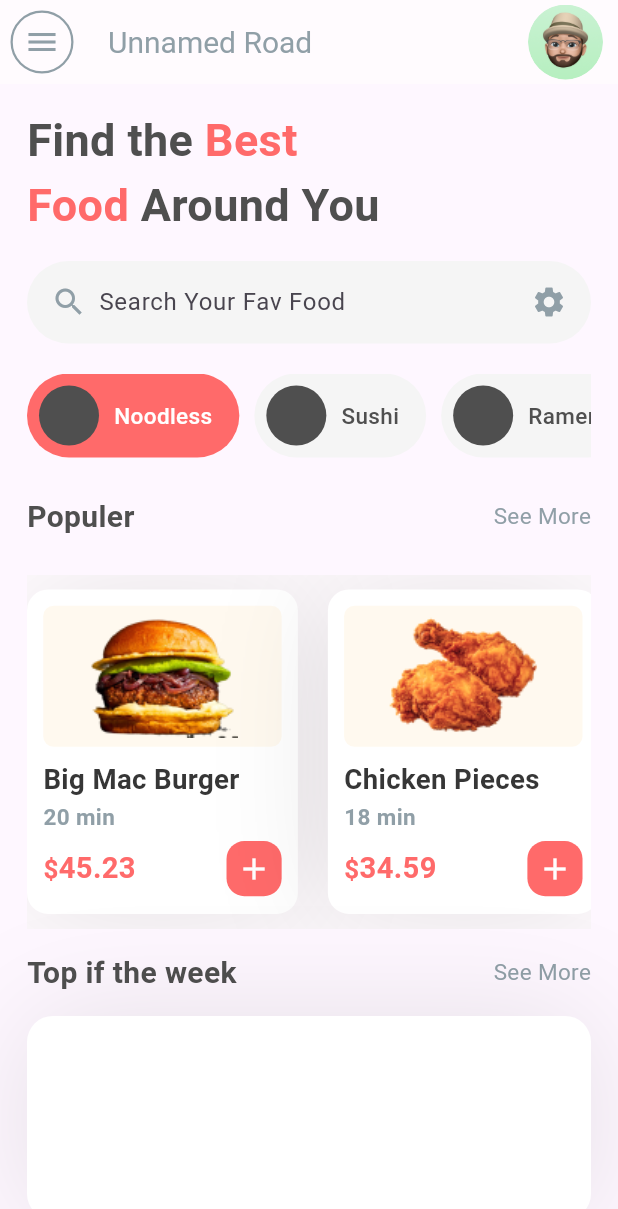
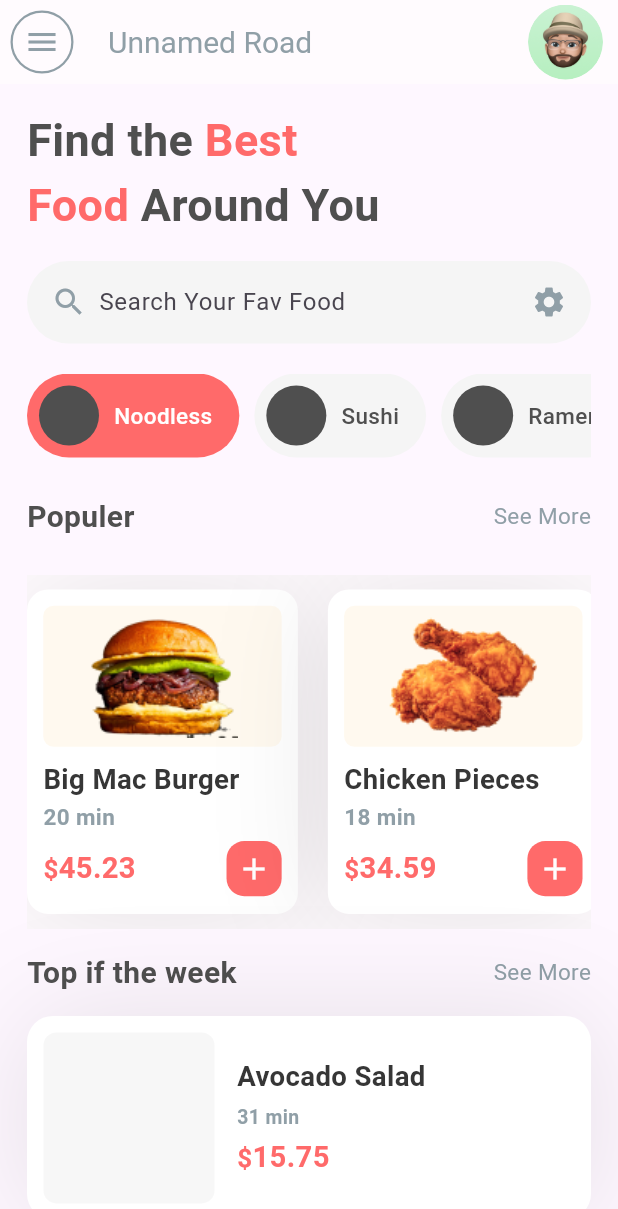
Before and after one commit to dizzpy/Foodie-Flutter, a Flutter app: the screen it shows after launch, on a phone screen of 412 x 824 dp. Shown: the top 1209 px of the screen. Run offline on Flutter 3.47's test engine with Material 3 defaults, Android fonts, the phone set to English and light mode, and no system bars; Roboto replaces fonts that are missing (Poppins).

Commit message:
bottom card text done

```diff
--- a/lib/screens/home_page.dart
+++ b/lib/screens/home_page.dart
@@ -142,6 +142,77 @@ class HomePage extends StatelessWidget {
                 titleHeadingRow(heading: 'Top if the week'),
                 SizedBox(height: 20),
                 Container(
+                  child: Row(
+                    children: [
+                      Container(
+                        margin: EdgeInsets.fromLTRB(11, 0, 0, 0),
+                        width: 114,
+                        height: 114,
+                        decoration: ShapeDecoration(
+                          color: Color(0xFFF7F7F7),
+                          shape: RoundedRectangleBorder(
+                            borderRadius: BorderRadius.circular(8.65),
+                          ),
+                        ),
+                      ),
+                      SizedBox(width: 15),
+                      Container(
+                        child: Column(
+                          crossAxisAlignment: CrossAxisAlignment.start,
+                          mainAxisAlignment: MainAxisAlignment.center,
+                          children: [
+                            Text(
+                              'Avocado Salad ',
+                              style: TextStyle(
+                                color: Color(0xFF363636),
+                                fontSize: 18.38,
+                                fontFamily: 'Poppins',
+                                fontWeight: FontWeight.w600,
+                                height: 0,
+                              ),
+                            ),
+                            SizedBox(height: 8),
+                            Text(
+                              '31 min',
+                              style: TextStyle(
+                                color: Color(0xFF909FA7),
+                                fontSize: 12.98,
+                                fontFamily: 'Poppins',
+                                fontWeight: FontWeight.w600,
+                                height: 0,
+                              ),
+                            ),
+                            SizedBox(height: 8),
+                            Text.rich(
+                              TextSpan(
+                                children: [
+                                  TextSpan(
+                                    text: '\$',
+                                    style: TextStyle(
+                                      color: Color(0xFFFF6A6A),
+                                      fontSize: 17.30,
+                                      fontFamily: 'Poppins',
+                                      fontWeight: FontWeight.w600,
+                                      height: 0,
+                                    ),
+                                  ),
+                                  TextSpan(
+                                    text: '15.75',
+                                    style: TextStyle(
+                                      color: colorMainRed,
+                                      fontSize: 19.46,
+                                      fontWeight: FontWeight.bold,
+                                      height: 0,
+                                    ),
+                                  ),
+                                ],
+                              ),
+                            ),
+                          ],
+                        ),
+                      ),
+                    ],
+                  ),
                   width: 334,
                   height: 136,
                   decoration: ShapeDecoration(
@@ -155,10 +226,10 @@ class HomePage extends StatelessWidget {
                         blurRadius: 68.12,
                         offset: Offset(0, 1.08),
                         spreadRadius: 0,
-                      )
+                      ),
                     ],
                   ),
-                )
+                ),
               ],
             ),
           ),
```
